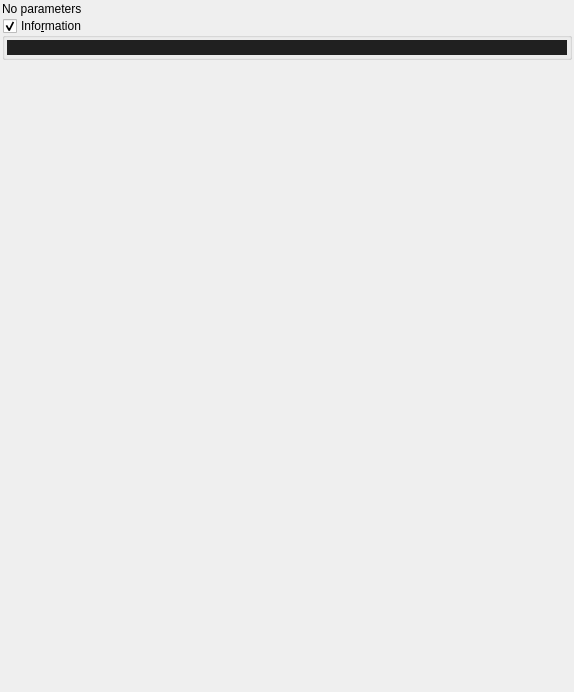
Old version of the form mandelbulber2/qt_data/fractal_imagsca_power_2.ui in the repository buddhi1980/mandelbulber2.
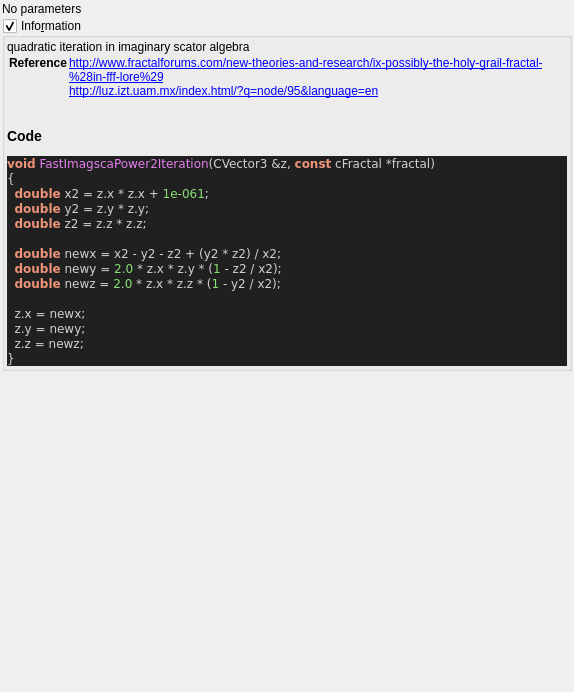
New version of the form. Custom widgets are drawn as their Qt base class.

Commit message:
fractal formula information for scator and surf fold multi
also display multiple reference

Diff of the .ui file:
```diff
--- a/mandelbulber2/qt_data/fractal_imagsca_power_2.ui
+++ b/mandelbulber2/qt_data/fractal_imagsca_power_2.ui
@@ -66,7 +66,38 @@
       <item>
        <widget class="QLabel" name="label_code_content">
         <property name="text">
-         <string>&lt;html&gt;&lt;head&gt;&lt;title&gt;Source file&lt;/title&gt;&lt;/head&gt;&lt;body&gt;&lt;pre style=&quot;-qt-paragraph-type:empty; margin-top:0px; margin-bottom:12px; margin-left:0px; margin-right:0px; -qt-block-indent:0; text-indent:0px; background-color:#202020;&quot;&gt;&lt;br/&gt;&lt;/pre&gt;&lt;/body&gt;&lt;/html&gt;</string>
+         <string>&lt;p&gt;quadratic iteration in imaginary scator algebra&lt;/p&gt;&lt;table&gt;
+&lt;tr&gt;&lt;th&gt;Reference&lt;/th&gt;&lt;td&gt;&lt;a href=&quot;http://www.fractalforums.com/new-theories-and-research/ix-possibly-the-holy-grail-fractal-%28in-fff-lore%29&quot;&gt;http://www.fractalforums.com/new-theories-and-research/ix-possibly-the-holy-grail-fractal-%28in-fff-lore%29&lt;br&gt;
+&lt;a href=&quot;http://luz.izt.uam.mx/index.html/?q=node/95&amp;language=en&quot;&gt;http://luz.izt.uam.mx/index.html/?q=node/95&amp;language=en&lt;br&gt;
+&lt;/td&gt;&lt;/tr&gt;
+&lt;/table&gt;
+&lt;h3&gt;Code&lt;/h3&gt;
+&lt;!DOCTYPE html&gt;
+&lt;html&gt;
+&lt;head&gt;
+&lt;meta charset=&quot;ISO-8859-1&quot;&gt;
+&lt;title&gt;Source file&lt;/title&gt;
+&lt;/head&gt;
+&lt;body style=&quot;background-color:#202020&quot;&gt;
+&lt;pre style=&quot;color:#d0d0d0; background-color:#202020;  font-family:'Courier New',monospace;&quot;&gt;&lt;span style=&quot;color:#f09479; font-weight:bold&quot;&gt;void&lt;/span&gt; &lt;span style=&quot;color:#e47eed&quot;&gt;FastImagscaPower2Iteration&lt;/span&gt;&lt;span style=&quot;color:#d0d0d0&quot;&gt;(&lt;/span&gt;CVector3 &lt;span style=&quot;color:#d0d0d0&quot;&gt;&amp;amp;&lt;/span&gt;z&lt;span style=&quot;color:#d0d0d0&quot;&gt;,&lt;/span&gt; &lt;span style=&quot;color:#f09479; font-weight:bold&quot;&gt;const&lt;/span&gt; cFractal &lt;span style=&quot;color:#d0d0d0&quot;&gt;*&lt;/span&gt;fractal&lt;span style=&quot;color:#d0d0d0&quot;&gt;)&lt;/span&gt;
+&lt;span style=&quot;color:#d0d0d0&quot;&gt;{&lt;/span&gt;
+  &lt;span style=&quot;color:#f09479; font-weight:bold&quot;&gt;double&lt;/span&gt; x2 &lt;span style=&quot;color:#d0d0d0&quot;&gt;=&lt;/span&gt; z&lt;span style=&quot;color:#d0d0d0&quot;&gt;.&lt;/span&gt;x &lt;span style=&quot;color:#d0d0d0&quot;&gt;*&lt;/span&gt; z&lt;span style=&quot;color:#d0d0d0&quot;&gt;.&lt;/span&gt;x &lt;span style=&quot;color:#d0d0d0&quot;&gt;+&lt;/span&gt; &lt;span style=&quot;color:#87df71&quot;&gt;1e-061&lt;/span&gt;&lt;span style=&quot;color:#d0d0d0&quot;&gt;;&lt;/span&gt;
+  &lt;span style=&quot;color:#f09479; font-weight:bold&quot;&gt;double&lt;/span&gt; y2 &lt;span style=&quot;color:#d0d0d0&quot;&gt;=&lt;/span&gt; z&lt;span style=&quot;color:#d0d0d0&quot;&gt;.&lt;/span&gt;y &lt;span style=&quot;color:#d0d0d0&quot;&gt;*&lt;/span&gt; z&lt;span style=&quot;color:#d0d0d0&quot;&gt;.&lt;/span&gt;y&lt;span style=&quot;color:#d0d0d0&quot;&gt;;&lt;/span&gt;
+  &lt;span style=&quot;color:#f09479; font-weight:bold&quot;&gt;double&lt;/span&gt; z2 &lt;span style=&quot;color:#d0d0d0&quot;&gt;=&lt;/span&gt; z&lt;span style=&quot;color:#d0d0d0&quot;&gt;.&lt;/span&gt;z &lt;span style=&quot;color:#d0d0d0&quot;&gt;*&lt;/span&gt; z&lt;span style=&quot;color:#d0d0d0&quot;&gt;.&lt;/span&gt;z&lt;span style=&quot;color:#d0d0d0&quot;&gt;;&lt;/span&gt;
+
+  &lt;span style=&quot;color:#f09479; font-weight:bold&quot;&gt;double&lt;/span&gt; newx &lt;span style=&quot;color:#d0d0d0&quot;&gt;=&lt;/span&gt; x2 &lt;span style=&quot;color:#d0d0d0&quot;&gt;-&lt;/span&gt; y2 &lt;span style=&quot;color:#d0d0d0&quot;&gt;-&lt;/span&gt; z2 &lt;span style=&quot;color:#d0d0d0&quot;&gt;+ (&lt;/span&gt;y2 &lt;span style=&quot;color:#d0d0d0&quot;&gt;*&lt;/span&gt; z2&lt;span style=&quot;color:#d0d0d0&quot;&gt;) /&lt;/span&gt; x2&lt;span style=&quot;color:#d0d0d0&quot;&gt;;&lt;/span&gt;
+  &lt;span style=&quot;color:#f09479; font-weight:bold&quot;&gt;double&lt;/span&gt; newy &lt;span style=&quot;color:#d0d0d0&quot;&gt;=&lt;/span&gt; &lt;span style=&quot;color:#87df71&quot;&gt;2.0&lt;/span&gt; &lt;span style=&quot;color:#d0d0d0&quot;&gt;*&lt;/span&gt; z&lt;span style=&quot;color:#d0d0d0&quot;&gt;.&lt;/span&gt;x &lt;span style=&quot;color:#d0d0d0&quot;&gt;*&lt;/span&gt; z&lt;span style=&quot;color:#d0d0d0&quot;&gt;.&lt;/span&gt;y &lt;span style=&quot;color:#d0d0d0&quot;&gt;* (&lt;/span&gt;&lt;span style=&quot;color:#87df71&quot;&gt;1&lt;/span&gt; &lt;span style=&quot;color:#d0d0d0&quot;&gt;-&lt;/span&gt; z2 &lt;span style=&quot;color:#d0d0d0&quot;&gt;/&lt;/span&gt; x2&lt;span style=&quot;color:#d0d0d0&quot;&gt;);&lt;/span&gt;
+  &lt;span style=&quot;color:#f09479; font-weight:bold&quot;&gt;double&lt;/span&gt; newz &lt;span style=&quot;color:#d0d0d0&quot;&gt;=&lt;/span&gt; &lt;span style=&quot;color:#87df71&quot;&gt;2.0&lt;/span&gt; &lt;span style=&quot;color:#d0d0d0&quot;&gt;*&lt;/span&gt; z&lt;span style=&quot;color:#d0d0d0&quot;&gt;.&lt;/span&gt;x &lt;span style=&quot;color:#d0d0d0&quot;&gt;*&lt;/span&gt; z&lt;span style=&quot;color:#d0d0d0&quot;&gt;.&lt;/span&gt;z &lt;span style=&quot;color:#d0d0d0&quot;&gt;* (&lt;/span&gt;&lt;span style=&quot;color:#87df71&quot;&gt;1&lt;/span&gt; &lt;span style=&quot;color:#d0d0d0&quot;&gt;-&lt;/span&gt; y2 &lt;span style=&quot;color:#d0d0d0&quot;&gt;/&lt;/span&gt; x2&lt;span style=&quot;color:#d0d0d0&quot;&gt;);&lt;/span&gt;
+
+  z&lt;span style=&quot;color:#d0d0d0&quot;&gt;.&lt;/span&gt;x &lt;span style=&quot;color:#d0d0d0&quot;&gt;=&lt;/span&gt; newx&lt;span style=&quot;color:#d0d0d0&quot;&gt;;&lt;/span&gt;
+  z&lt;span style=&quot;color:#d0d0d0&quot;&gt;.&lt;/span&gt;y &lt;span style=&quot;color:#d0d0d0&quot;&gt;=&lt;/span&gt; newy&lt;span style=&quot;color:#d0d0d0&quot;&gt;;&lt;/span&gt;
+  z&lt;span style=&quot;color:#d0d0d0&quot;&gt;.&lt;/span&gt;z &lt;span style=&quot;color:#d0d0d0&quot;&gt;=&lt;/span&gt; newz&lt;span style=&quot;color:#d0d0d0&quot;&gt;;&lt;/span&gt;
+&lt;span style=&quot;color:#d0d0d0&quot;&gt;}&lt;/span&gt;
+&lt;/pre&gt;
+&lt;/body&gt;
+&lt;/html&gt;
+&lt;!--HTML generated by highlight 3.18, http://www.andre-simon.de/--&gt;
+</string>
         </property>
         <property name="wordWrap">
          <bool>true</bool>
```
The commit also changes 3 other files.
